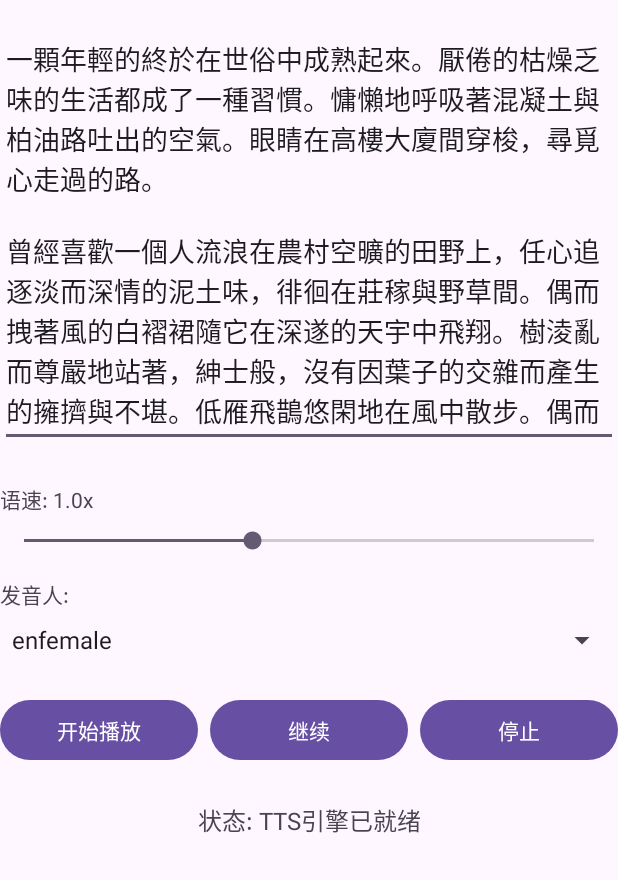
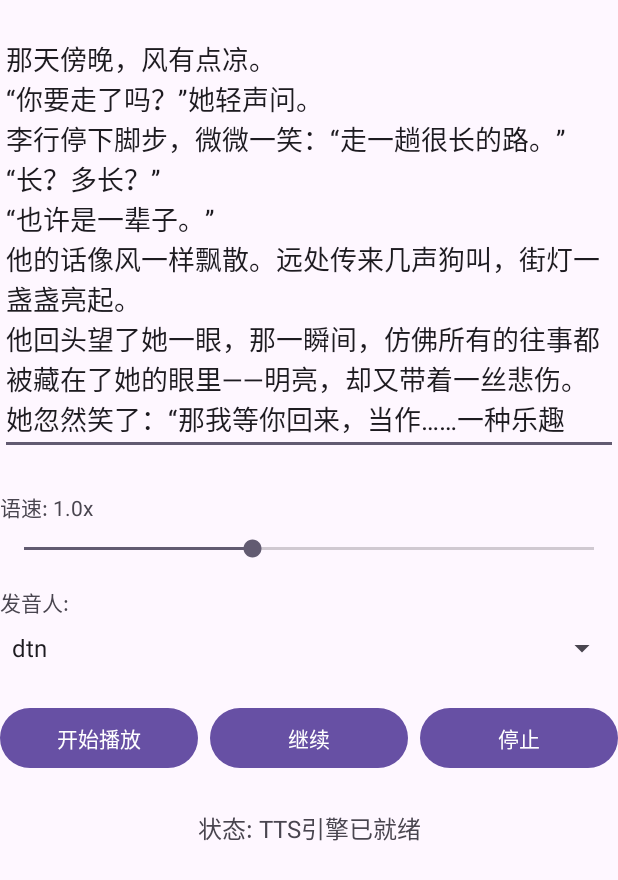
Before and after one commit to hurist/TTSDemo, an Android app: the screen it shows after launch (MainActivity), on a phone screen of 412 x 824 dp. Shown: the top 880 px of the screen. Run offline under Robolectric (Android 15) with nearby library versions, the phone set to English and light mode, and no system bars; 1 statement that could not run was skipped.

Commit message:
♻️ 重构TTS发音人资源并优化分句逻辑
- **发音人资源重构 (assets/voices, MainActivity.kt)**:
    - 新增 `dtn` 发音人，并统一重命名英文发音人资源（`enmale.bin` -> `maleen.bin`，`enfemale.bin` -> `femaleen.bin`）。
    - 移除 `fn`, `M206`, `newsman`, `pb` 等不再使用的发音人资源。
    - 更新 `config.json` 和 `MainActivity.kt` 中的发音人列表以匹配最新的资源结构。

- **分句逻辑增强 (SentenceSplitter.kt)**:
    - 新增 `splitWithoutDelimiters` 方法，用于分割句子并丢弃分隔符，且不过滤短句。
    - 优化 `splitIntoSentences` 和 `splitAndKeepDelimiters` 的代码实现，增加注释与示例，使其逻辑更清晰。

- **细节修复**:
    - 在 `TtsSynthesizer.kt` 的错误日志中补充了错误码，便于问题排查。

```diff
--- a/app/src/main/java/com/hurist/ttsdemo/MainActivity.kt
+++ b/app/src/main/java/com/hurist/ttsdemo/MainActivity.kt
@@ -52,7 +52,7 @@ class MainActivity : AppCompatActivity() {
     private lateinit var textViewSpeed: TextView
 
     // 可用的发音人列表
-    private val availableVoices = listOf("enfemale", "enmale", "F191", "fn", "lsl", "M206", "newsman", "pb")
+    private val availableVoices = listOf("dtn", "F191", "femaleen", "lsl", "maleen")
     private var currentVoice = "lsl"
 
     companion object {
@@ -98,9 +98,16 @@ class MainActivity : AppCompatActivity() {
         textViewSpeed = findViewById(R.id.textViewSpeed)
 
         // 设置默认文本
-        editTextInput.setText("""一顆年輕的終於在世俗中成熟起來。厭倦的枯燥乏味的生活都成了一種習慣。慵懶地呼吸著混凝土與柏油路吐出的空氣。眼睛在高樓大廈間穿梭，尋覓心走過的路。
-
-曾經喜歡一個人流浪在農村空曠的田野上，任心追逐淡而深情的泥土味，徘徊在莊稼與野草間。偶而拽著風的白褶裙隨它在深遂的天宇中飛翔。樹淩亂而尊嚴地站著，紳士般，沒有因葉子的交雜而產生的擁擠與不堪。低雁飛鵲悠閑地在風中散步。偶而會瞥一下孤獨的流浪人。遲緩地低鳴宣布著身體地倦怠。風吹來，撩撥著內心的清純與恬靜，像小貓從桌台跳到地板上那樣輕，生怕驚覺現實而荒蕪的心。""".trimIndent())
+        editTextInput.setText("""那天傍晚，风有点凉。
+“你要走了吗？”她轻声问。
+李行停下脚步，微微一笑：“走一趟很长的路。”
+“长？多长？”
+“也许是一辈子。”
+他的话像风一样飘散。远处传来几声狗叫，街灯一盏盏亮起。
+他回头望了她一眼，那一瞬间，仿佛所有的往事都被藏在了她的眼里——明亮，却又带着一丝悲伤。
+她忽然笑了：“那我等你回来，当作……一种乐趣吧。”
+李行愣了愣，也笑了，“乐”这个字，在风里轻轻回荡着。
+夜色重了，雨点开始落下……一切都像没发生过似的。""".trimIndent())
 
         // 设置语速滑动条 (0.5x到3.0x，步进0.1，默认1.0x)
         // SeekBar范围: 0-25，映射到0.5-3.0
--- a/app/src/main/java/com/qq/wx/offlinevoice/synthesizer/TtsSynthesizer.kt
+++ b/app/src/main/java/com/qq/wx/offlinevoice/synthesizer/TtsSynthesizer.kt
@@ -347,7 +347,7 @@ class TtsSynthesizer(
             try {
                 val prepareResult = prepareForSynthesis(sentence, currentSpeed, currentVolume)
                 if (prepareResult != 0) {
-                    sendCommand(Command.InternalError("准备句子失败: $sentence"))
+                    sendCommand(Command.InternalError("准备句子失败$prepareResult: $sentence"))
                     return@withLock false
                 }
                 val synthResult = IntArray(1)
```
Also changed, not shown: app/src/main/assets/voices/config.json (+11 -20 lines), app/src/main/java/com/qq/wx/offlinevoice/synthesizer/SentenceSplitter.kt (+45 -17 lines), 6 other files.
